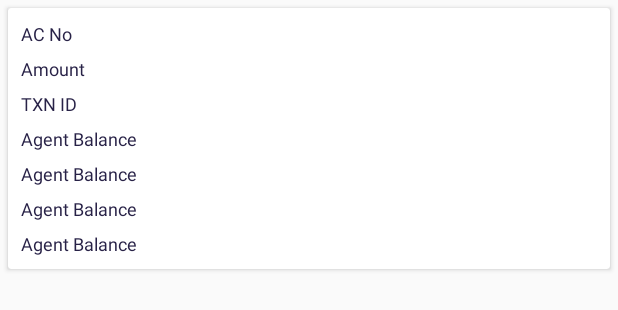
After one commit to 439ED537979D8E831561964DBBBD7413/com.rapipay.agent, an Android app: the layout pending_layut_adapter.xml on its own in the app's theme, with its tools: preview values and no code run, on a phone screen of 412 x 824 dp. The commit adds this screen. Shown: the top 310 px of the screen. Run offline under Robolectric (Android 15) with nearby library versions, the phone set to English and light mode, and no system bars.

Commit message:
Code Merge on 26/10/2018

```diff
--- a/app/src/main/AndroidManifest.xml
+++ b/app/src/main/AndroidManifest.xml
@@ -51,6 +51,10 @@
             android:windowSoftInputMode="stateHidden" />
         <activity
             android:name=".main_directory.CreditTabPage"
+            android:screenOrientation="portrait"
+            android:windowSoftInputMode="stateHidden" />
+        <activity
+            android:name=".main_directory.RegisterKYCTab"
             android:screenOrientation="portrait"
             android:windowSoftInputMode="stateHidden" />
         <activity
--- a/app/src/main/java/com/rapipay/android/agent/utils/HttpConnector.java
+++ b/app/src/main/java/com/rapipay/android/agent/utils/HttpConnector.java
@@ -44,7 +44,7 @@ public class HttpConnector {
             // Load CAs from an InputStream
             // (could be from a resource or ByteArrayInputStream or ...)
             CertificateFactory cf = CertificateFactory.getInstance("X.509");
-            InputStream in = cert.getResources().openRawResource(R.raw.server);
+            InputStream in = cert.getResources().openRawResource(R.raw.serverlive);
             InputStream caInput = new BufferedInputStream(in);
             Certificate ca;
             try {
--- /dev/null
+++ b/app/src/main/res/layout/pending_layut_adapter.xml
@@ -0,0 +1,126 @@
+<?xml version="1.0" encoding="utf-8"?>
+<android.support.v7.widget.CardView xmlns:android="http://schemas.android.com/apk/res/android"
+    android:layout_width="match_parent"
+    android:layout_height="wrap_content"
+    xmlns:app="http://schemas.android.com/apk/res-auto"
+    xmlns:autofit="http://schemas.android.com/tools"
+    android:elevation="10dp"
+    android:layout_margin="5dp"
+    android:descendantFocusability="blocksDescendants"
+    app:cardBackgroundColor="@color/white">
+
+    <LinearLayout
+        android:layout_width="match_parent"
+        android:layout_height="wrap_content"
+        android:orientation="vertical"
+        android:padding="5dp">
+
+        <LinearLayout
+            android:layout_width="match_parent"
+            android:layout_height="wrap_content"
+            android:orientation="horizontal"
+            android:layout_margin="3sp">
+
+            <TextView
+                android:id="@+id/btn_name"
+                android:layout_width="match_parent"
+                android:layout_height="wrap_content"
+                android:text="@string/p_accountno"
+                android:textColor="@color/colorPrimaryDark"
+                android:textSize="12sp" />
+        </LinearLayout>
+
+        <LinearLayout
+            android:layout_width="match_parent"
+            android:layout_height="wrap_content"
+            android:orientation="horizontal"
+            android:layout_margin="3sp">
+
+
+            <TextView
+                android:id="@+id/btn_p_amounts"
+                android:layout_width="match_parent"
+                android:layout_height="wrap_content"
+                android:text="@string/p_amounts"
+                android:textColor="@color/colorPrimaryDark"
+                android:textSize="12sp" />
+        </LinearLayout>
+
+        <LinearLayout
+            android:layout_width="match_parent"
+            android:layout_height="wrap_content"
+            android:orientation="horizontal"
+            android:layout_margin="3sp">
+
+            <TextView
+                android:id="@+id/btn_p_transid"
+                android:layout_width="match_parent"
+                android:layout_height="wrap_content"
+                android:text="@string/p_transid"
+                android:textColor="@color/colorPrimaryDark"
+                android:textSize="12sp"/>
+        </LinearLayout>
+
+        <LinearLayout
+            android:layout_width="match_parent"
+            android:layout_height="wrap_content"
+            android:orientation="horizontal"
+            android:layout_margin="3sp">
+
+            <TextView
+                android:id="@+id/btn_p_bank"
+                android:layout_width="match_parent"
+                android:layout_height="wrap_content"
+                android:text="@string/agentBalance"
+                android:textColor="@color/colorPrimaryDark"
+                android:textSize="12sp"
+                android:inputType="textMultiLine"/>
+        </LinearLayout>
+        <LinearLayout
+            android:layout_width="match_parent"
+            android:layout_height="wrap_content"
+            android:orientation="horizontal"
+            android:layout_margin="3sp">
+
+            <TextView
+                android:id="@+id/createdon"
+                android:layout_width="match_parent"
+                android:layout_height="wrap_content"
+                android:text="@string/agentBalance"
+                android:textColor="@color/colorPrimaryDark"
+                android:textSize="12sp"
+                android:inputType="textMultiLine"/>
+        </LinearLayout>
+        <LinearLayout
+            android:layout_width="match_parent"
+            android:layout_height="wrap_content"
+            android:orientation="horizontal"
+            android:layout_margin="3sp">
+
+            <TextView
+                android:id="@+id/status"
+                android:layout_width="match_parent"
+                android:layout_height="wrap_content"
+                android:text="@string/agentBalance"
+                android:textColor="@color/colorPrimaryDark"
+                android:textSize="12sp"
+                android:inputType="textMultiLine"/>
+        </LinearLayout>
+        <LinearLayout
+            android:layout_width="match_parent"
+            android:layout_height="wrap_content"
+            android:orientation="horizontal"
+            android:layout_margin="3sp">
+
+            <TextView
+                android:id="@+id/remark"
+                android:layout_width="match_parent"
+                android:layout_height="wrap_content"
+                android:text="@string/agentBalance"
+                android:textColor="@color/colorPrimaryDark"
+                android:textSize="12sp"
+                android:inputType="textMultiLine"/>
+        </LinearLayout>
+    </LinearLayout>
+
+</android.support.v7.widget.CardView>
```
Also changed, not shown: app/src/main/java/com/rapipay/android/agent/Model/PendingKYCPozo.java (added, +107 -0 lines), app/src/main/java/com/rapipay/android/agent/adapter/PendingKYCAdapter.java (added, +89 -0 lines), app/src/main/java/com/rapipay/android/agent/fragments/PendingKyc.java (+111 -4 lines), app/src/main/java/com/rapipay/android/agent/main_directory/PinVerification.java (+5 -2 lines), app/src/main/java/com/rapipay/android/agent/main_directory/WebViewClientActivity.java (+28 -18 lines), app/src/main/java/com/rapipay/android/agent/utils/BaseCompactActivity.java (+12 -0 lines), app/src/main/res/layout/pending_kyc_layout.xml (added, +16 -0 lines).
